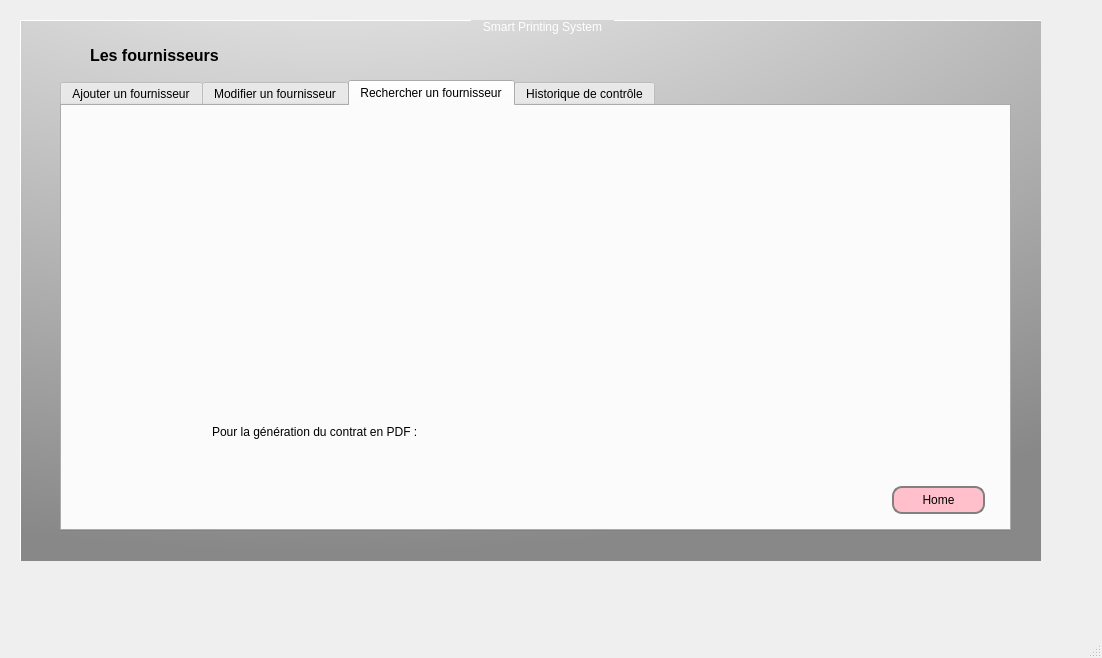
Old version of the form Fournisseurs/mainwindow.ui in the repository yassinmezni/smart-printing-office.
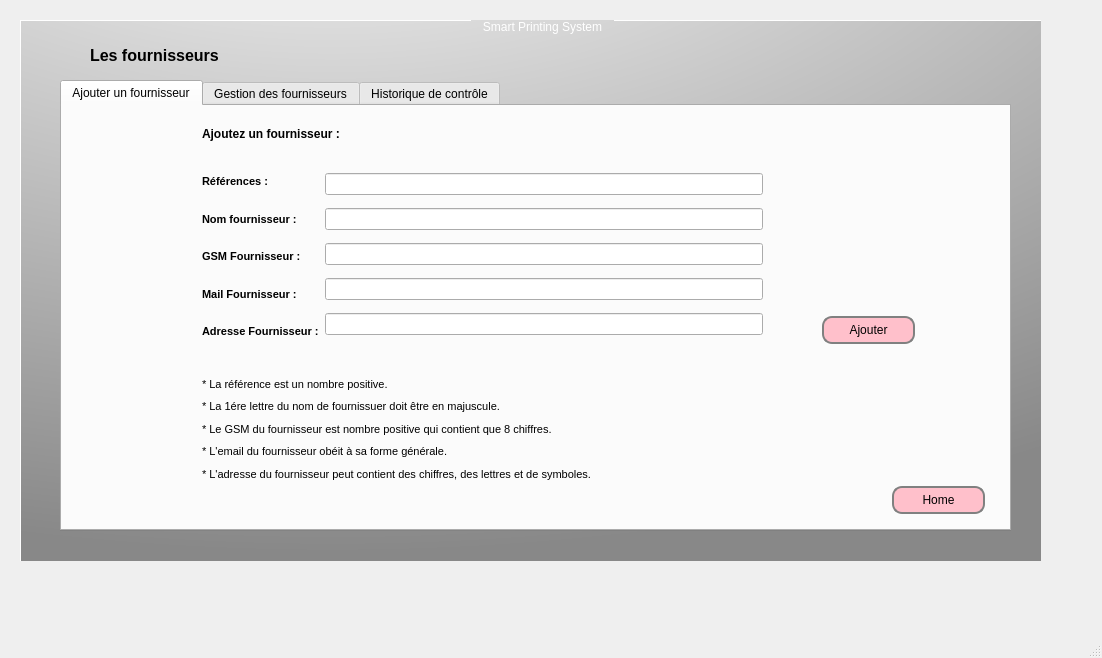
New version of the form. The open tabs and pages were chosen to show the change. Icons and pictures are not drawn.

The edit to the form file:
```diff
--- a/Fournisseurs/mainwindow.ui
+++ b/Fournisseurs/mainwindow.ui
@@ -3166,9 +3166,9 @@
            </layout>
           </widget>
          </widget>
-         <widget class="QWidget" name="Modifier_4">
+         <widget class="QWidget" name="Gestion">
           <attribute name="title">
-           <string>Modifier un fournisseur</string>
+           <string>Gestion des fournisseurs</string>
           </attribute>
           <widget class="QLabel" name="text_saisir_id_a_modifier_4">
            <property name="geometry">
@@ -3458,9 +3458,9 @@
            </property>
           </widget>
          </widget>
-         <widget class="QWidget" name="Recherche_4">
+         <widget class="QWidget" name="Historique">
           <attribute name="title">
-           <string>Rechercher un fournisseur</string>
+           <string>Historique de contrôle</string>
           </attribute>
           <widget class="QPushButton" name="homeButton_rechercher_4">
            <property name="geometry">
@@ -3475,29 +3475,6 @@
             <string>Home</string>
            </property>
           </widget>
-          <widget class="QLabel" name="genererpdf_txt_4">
-           <property name="geometry">
-            <rect>
-             <x>150</x>
-             <y>310</y>
-             <width>261</width>
-             <height>31</height>
-            </rect>
-           </property>
-           <property name="font">
-            <font>
-             <pointsize>9</pointsize>
-            </font>
-           </property>
-           <property name="text">
-            <string>Pour la génération du contrat en PDF :</string>
-           </property>
-          </widget>
-         </widget>
-         <widget class="QWidget" name="Historique_4">
-          <attribute name="title">
-           <string>Historique de contrôle</string>
-          </attribute>
          </widget>
         </widget>
        </widget>
```
Left out of the diff: 47 changed lines with no effect on the pictures.
